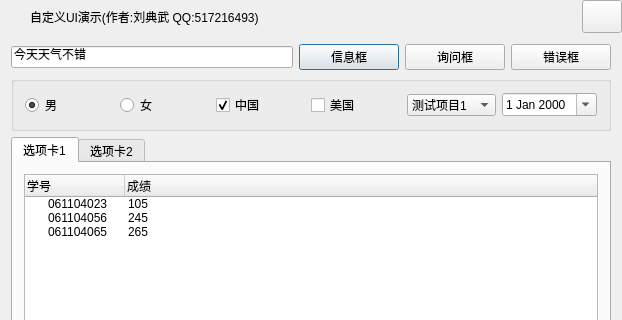
This is QUI/frmmain.ui in zlocker/qtLearnDemo as Qt 5 draws it before an edit; both pictures show x 0 to 622 and y 0 to 320 of the 622 by 496 pixel window. The edited form follows.
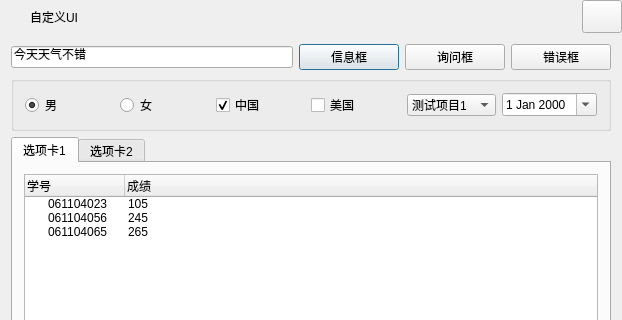
This is the edited form.

The edit to the form file:
```diff
--- a/QUI/frmmain.ui
+++ b/QUI/frmmain.ui
@@ -96,7 +96,7 @@
          <string notr="true">font: 10pt &quot;微软雅黑&quot;;</string>
         </property>
         <property name="text">
-         <string>自定义UI演示(作者:刘典武 QQ:517216493)</string>
+         <string>自定义UI</string>
         </property>
         <property name="alignment">
          <set>Qt::AlignLeading|Qt::AlignLeft|Qt::AlignVCenter</set>
```
